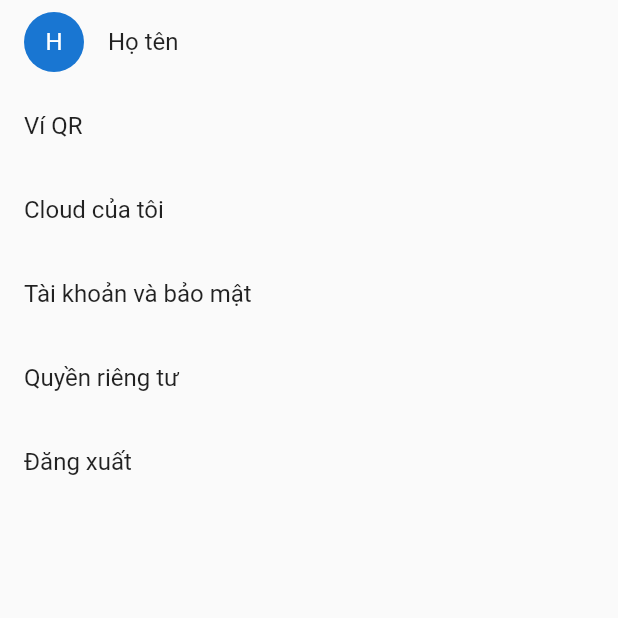
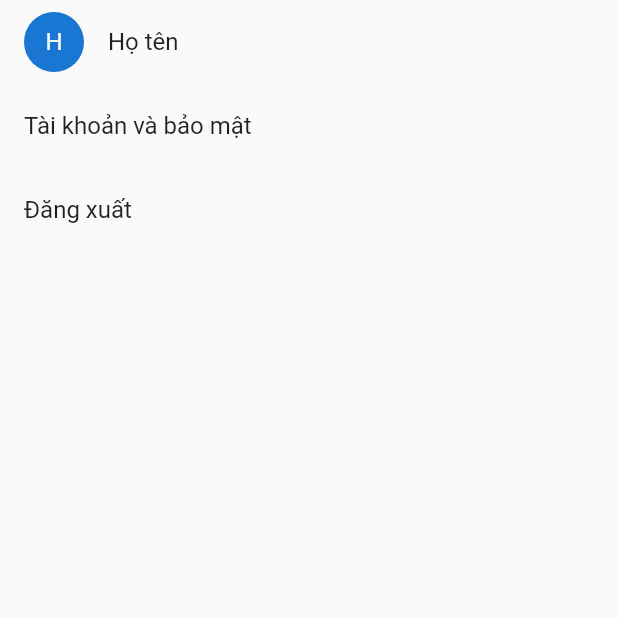
Before and after one commit to vinhlexuan/Balo_BkavZalo, a Flutter app: the ProfilePage screen opened directly, on a phone screen of 412 x 824 dp, the top half of it. Run offline on Flutter 3.47's test engine with Material 2 defaults, Android fonts, the light colour scheme and no system bars; our stand-ins replace azlistview, device_info, shared_preferences, sms_autofill; accounts and stored records are empty; project files that could hold a hidden picture were left out.

```diff
--- a/FE/lib/screens/profilePage.dart
+++ b/FE/lib/screens/profilePage.dart
@@ -76,10 +76,10 @@ class _ProfilePageState extends State<ProfilePage> {
               radius: 20.0,
             ),
           ),
-          ListTile(title: Text("Ví QR"), onTap: () {}),
-          ListTile(title: Text("Cloud của tôi"), onTap: () {}),
+          // ListTile(title: Text("Ví QR"), onTap: () {}),
+          // ListTile(title: Text("Cloud của tôi"), onTap: () {}),
           ListTile(title: Text("Tài khoản và bảo mật"), onTap: () {}),
-          ListTile(title: Text("Quyền riêng tư"), onTap: () {}),
+          // ListTile(title: Text("Quyền riêng tư"), onTap: () {}),
           ListTile(
             title: Text("Đăng xuất"),
             onTap: () async {
```
